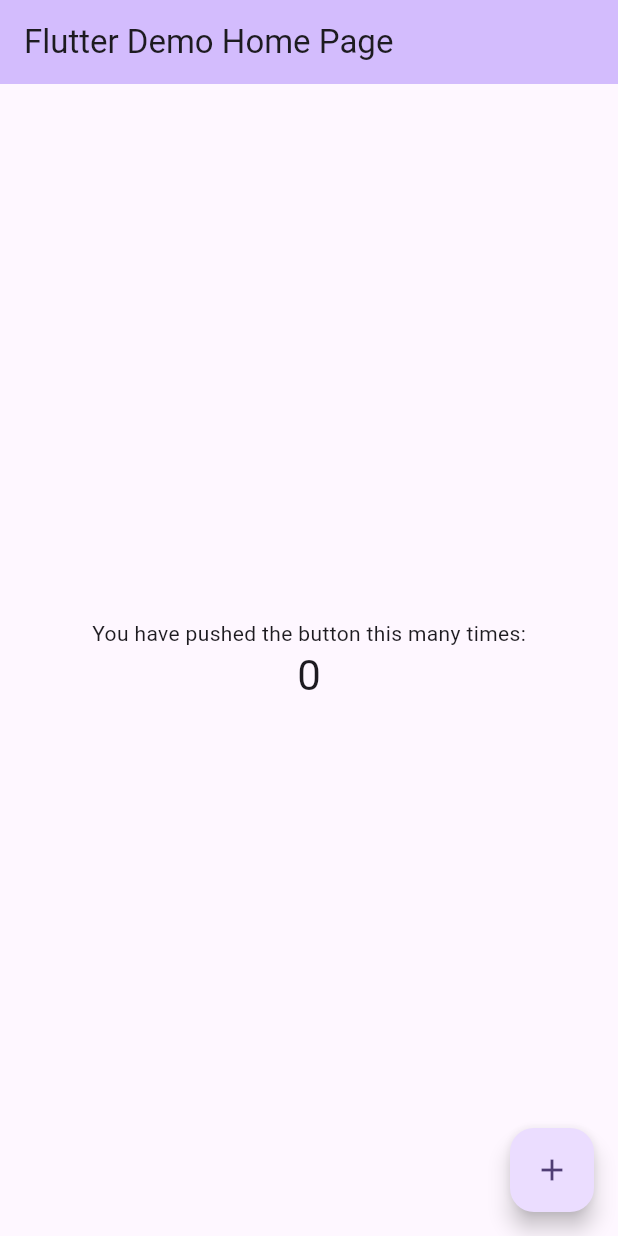
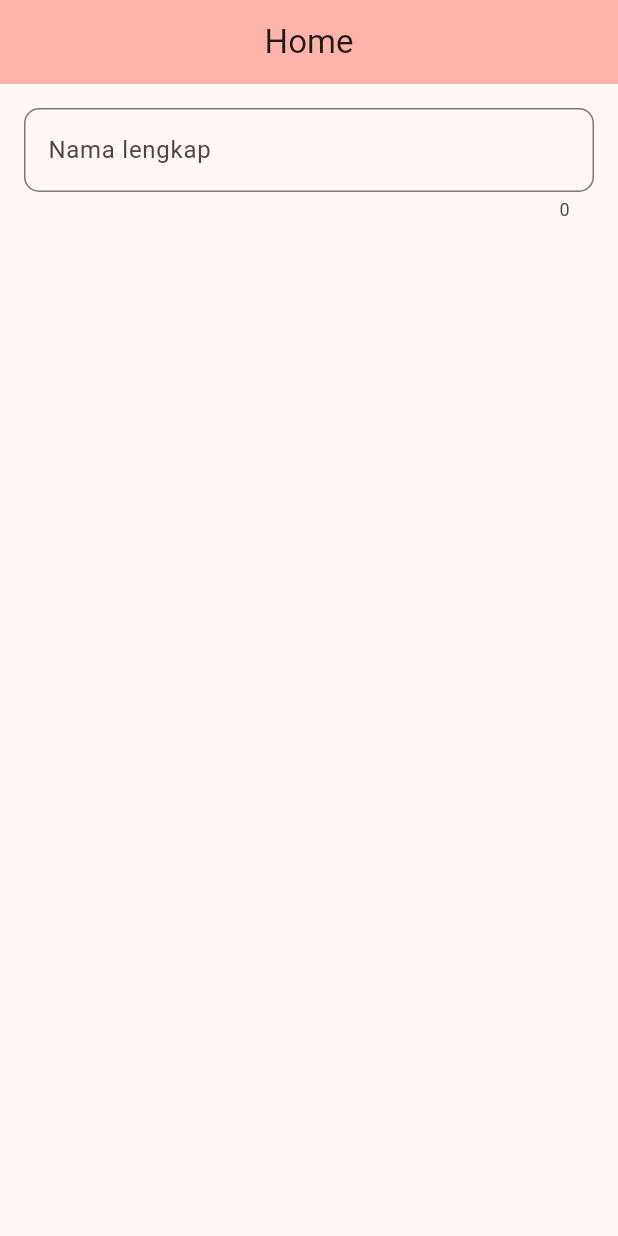
Before and after one commit to nekoto-kun/ppb_tutorial, a Flutter app: the screen it shows after launch, on a phone screen of 412 x 824 dp. Run offline on Flutter 3.47's test engine with Material 2 defaults, Android fonts, the phone set to English and light mode, and no system bars.

Commit message:
Add first screen contents

```diff
--- /dev/null
+++ b/lib/home_screen.dart
@@ -0,0 +1,57 @@
+import 'package:flutter/material.dart';
+
+class HomeScreen extends StatelessWidget {
+  const HomeScreen({super.key});
+
+  @override
+  Widget build(BuildContext context) {
+    return Scaffold(
+      appBar: AppBar(
+        title: const Text('Home'),
+        centerTitle: true,
+        backgroundColor: Theme.of(context).colorScheme.inversePrimary,
+      ),
+      body: const Padding(
+        padding: EdgeInsets.all(16),
+        child: SimpleForm(),
+      ),
+    );
+  }
+}
+
+class SimpleForm extends StatefulWidget {
+  const SimpleForm({
+    super.key,
+  });
+
+  @override
+  State<SimpleForm> createState() => _SimpleFormState();
+}
+
+class _SimpleFormState extends State<SimpleForm> {
+  final _namaLengkapController = TextEditingController();
+
+  void onValueChange() {
+    setState(() {});
+  }
+
+  @override
+  void initState() {
+    super.initState();
+    _namaLengkapController.addListener(onValueChange);
+  }
+
+  @override
+  Widget build(BuildContext context) {
+    return TextField(
+      controller: _namaLengkapController,
+      decoration: InputDecoration(
+        labelText: 'Nama lengkap',
+        counterText: '${_namaLengkapController.text.length}',
+        border: OutlineInputBorder(
+          borderRadius: BorderRadius.circular(10),
+        ),
+      ),
+    );
+  }
+}
--- a/lib/main.dart
+++ b/lib/main.dart
@@ -1,4 +1,5 @@
 import 'package:flutter/material.dart';
+import 'package:ppb_tutorial/home_screen.dart';
 
 void main() {
   runApp(const MyApp());
@@ -7,119 +8,15 @@ void main() {
 class MyApp extends StatelessWidget {
   const MyApp({super.key});
 
-  // This widget is the root of your application.
   @override
   Widget build(BuildContext context) {
     return MaterialApp(
-      title: 'Flutter Demo',
+      title: 'Tutorial',
       theme: ThemeData(
-        // This is the theme of your application.
-        //
-        // TRY THIS: Try running your application with "flutter run". You'll see
-        // the application has a blue toolbar. Then, without quitting the app,
-        // try changing the seedColor in the colorScheme below to Colors.green
-        // and then invoke "hot reload" (save your changes or press the "hot
-        // reload" button in a Flutter-supported IDE, or press "r" if you used
-        // the command line to start the app).
-        //
-        // Notice that the counter didn't reset back to zero; the application
-        // state is not lost during the reload. To reset the state, use hot
-        // restart instead.
-        //
-        // This works for code too, not just values: Most code changes can be
-        // tested with just a hot reload.
-        colorScheme: ColorScheme.fromSeed(seedColor: Colors.deepPurple),
+        colorScheme: ColorScheme.fromSeed(seedColor: Colors.red),
         useMaterial3: true,
       ),
-      home: const MyHomePage(title: 'Flutter Demo Home Page'),
+      home: const HomeScreen(),
     );
   }
 }
-
-class MyHomePage extends StatefulWidget {
-  const MyHomePage({super.key, required this.title});
-
-  // This widget is the home page of your application. It is stateful, meaning
-  // that it has a State object (defined below) that contains fields that affect
-  // how it looks.
-
-  // This class is the configuration for the state. It holds the values (in this
-  // case the title) provided by the parent (in this case the App widget) and
-  // used by the build method of the State. Fields in a Widget subclass are
-  // always marked "final".
-
-  final String title;
-
-  @override
-  State<MyHomePage> createState() => _MyHomePageState();
-}
-
-class _MyHomePageState extends State<MyHomePage> {
-  int _counter = 0;
-
-  void _incrementCounter() {
-    setState(() {
-      // This call to setState tells the Flutter framework that something has
-      // changed in this State, which causes it to rerun the build method below
-      // so that the display can reflect the updated values. If we changed
-      // _counter without calling setState(), then the build method would not be
-      // called again, and so nothing would appear to happen.
-      _counter++;
-    });
-  }
-
-  @override
-  Widget build(BuildContext context) {
-    // This method is rerun every time setState is called, for instance as done
-    // by the _incrementCounter method above.
-    //
-    // The Flutter framework has been optimized to make rerunning build methods
-    // fast, so that you can just rebuild anything that needs updating rather
-    // than having to individually change instances of widgets.
-    return Scaffold(
-      appBar: AppBar(
-        // TRY THIS: Try changing the color here to a specific color (to
-        // Colors.amber, perhaps?) and trigger a hot reload to see the AppBar
-        // change color while the other colors stay the same.
-        backgroundColor: Theme.of(context).colorScheme.inversePrimary,
-        // Here we take the value from the MyHomePage object that was created by
-        // the App.build method, and use it to set our appbar title.
-        title: Text(widget.title),
-      ),
-      body: Center(
-        // Center is a layout widget. It takes a single child and positions it
-        // in the middle of the parent.
-        child: Column(
-          // Column is also a layout widget. It takes a list of children and
-          // arranges them vertically. By default, it sizes itself to fit its
-          // children horizontally, and tries to be as tall as its parent.
-          //
-          // Column has various properties to control how it sizes itself and
-          // how it positions its children. Here we use mainAxisAlignment to
-          // center the children vertically; the main axis here is the vertical
-          // axis because Columns are vertical (the cross axis would be
-          // horizontal).
-          //
-          // TRY THIS: Invoke "debug painting" (choose the "Toggle Debug Paint"
-          // action in the IDE, or press "p" in the console), to see the
-          // wireframe for each widget.
-          mainAxisAlignment: MainAxisAlignment.center,
-          children: <Widget>[
-            const Text(
-              'You have pushed the button this many times:',
-            ),
-            Text(
-              '$_counter',
-              style: Theme.of(context).textTheme.headlineMedium,
-            ),
-          ],
-        ),
-      ),
-      floatingActionButton: FloatingActionButton(
-        onPressed: _incrementCounter,
-        tooltip: 'Increment',
-        child: const Icon(Icons.add),
-      ), // This trailing comma makes auto-formatting nicer for build methods.
-    );
-  }
-}
```
Also changed, not shown: 1 other file.
